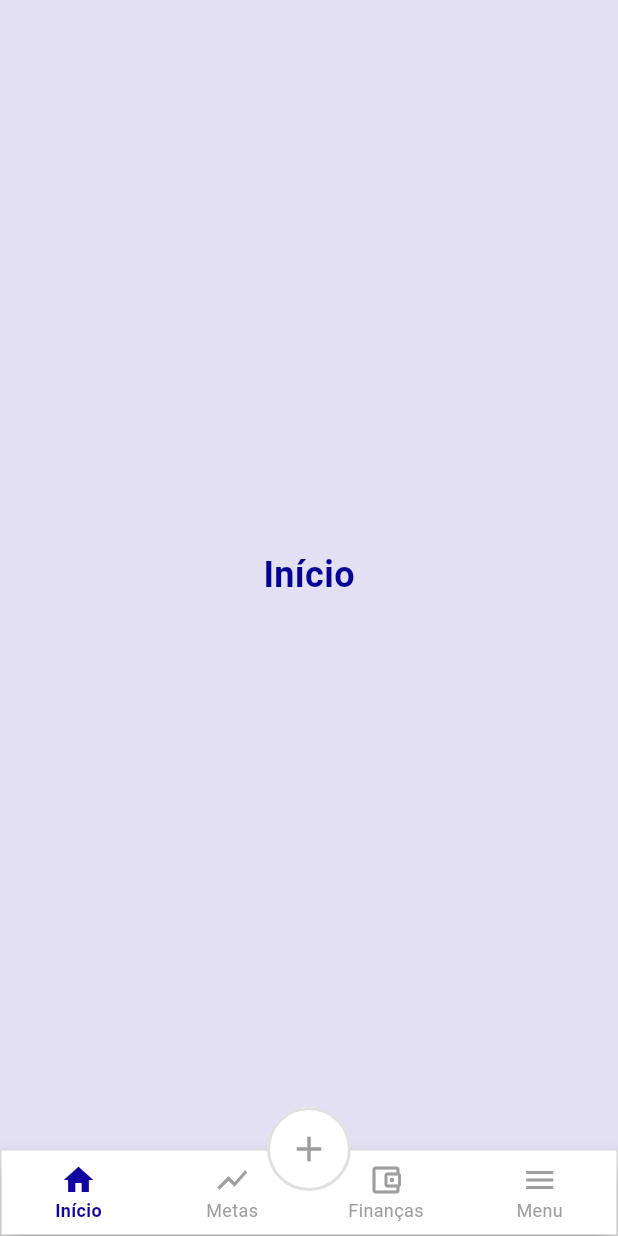
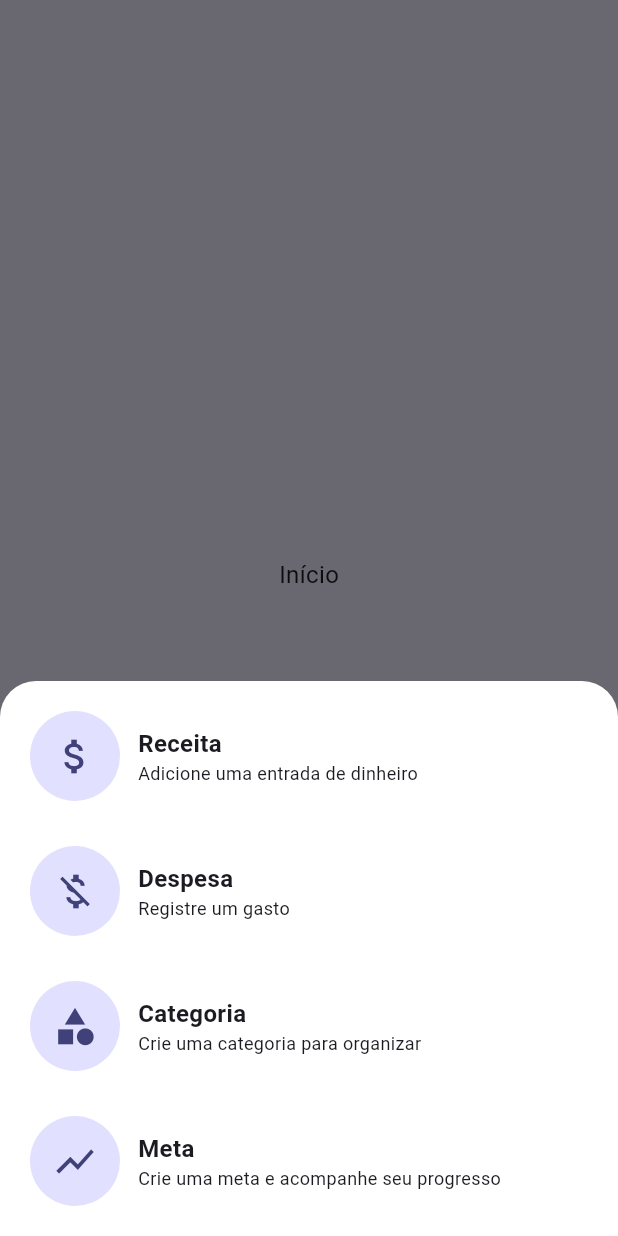
Before and after one commit to joaoqnt/pigg.ai, a Flutter app: the screen it shows after launch, after a tap on the "add" icon, on a phone screen of 412 x 824 dp. Run offline on Flutter 3.47's test engine with Material 3 defaults, Android fonts, the phone set to English and light mode, and no system bars; our stand-ins replace sqflite; accounts and stored records are empty; Roboto replaces fonts that are missing (Poppins).

Commit message:
criacao do modal bottom

```diff
--- /dev/null
+++ b/lib/component/bottom_navigation_component/item_modal_bottom_component.dart
@@ -0,0 +1,44 @@
+import 'package:flutter/material.dart';
+
+class ItemModalBottomComponent extends StatelessWidget {
+  final IconData icon;
+  final String title;
+  final String description;
+
+  const ItemModalBottomComponent({
+    super.key,
+    required this.icon,
+    required this.title,
+    required this.description,
+  });
+
+  @override
+  Widget build(BuildContext context) {
+    return InkWell(
+      onTap: () {
+
+      },
+      child: Container(
+        padding: const EdgeInsets.all(10),
+        child: Row(
+          children: [
+            CircleAvatar(radius: 30,child: Icon(icon,size: 30,),),
+            const SizedBox(width: 12),
+            Column(
+              crossAxisAlignment: CrossAxisAlignment.start,
+              children: [
+                Text(
+                  title,
+                  style: TextStyle(fontWeight: FontWeight.bold),
+                ),
+                Text(description,
+                    style: TextStyle(fontSize: 12)
+                ),
+              ],
+            ),
+          ],
+        ),
+      ),
+    );
+  }
+}
--- /dev/null
+++ b/lib/component/bottom_navigation_component/modal_bottom_component.dart
@@ -0,0 +1,49 @@
+import 'package:flutter/material.dart';
+import 'package:piggai/component/bottom_navigation_component/item_modal_bottom_component.dart';
+
+class ModalBottomComponent {
+  show(BuildContext context) {
+    showModalBottomSheet(
+      context: context,
+      useRootNavigator: true, // mantém acima da BottomNavigationBar
+      backgroundColor: Colors.white,
+      isScrollControlled: true, // importante para SafeArea funcionar corretamente
+      shape: const RoundedRectangleBorder(
+        borderRadius: BorderRadius.vertical(top: Radius.circular(24)),
+      ),
+      builder: (context) {
+        return SafeArea(
+          child: Padding(
+            padding: const EdgeInsets.all(10.0),
+            child: Column(
+              mainAxisSize: MainAxisSize.min,
+              spacing: 10,
+              children: const [
+                ItemModalBottomComponent(
+                  icon: Icons.attach_money,
+                  title: "Receita",
+                  description: "Adicione uma entrada de dinheiro",
+                ),
+                ItemModalBottomComponent(
+                  icon: Icons.money_off,
+                  title: "Despesa",
+                  description: "Registre um gasto",
+                ),
+                ItemModalBottomComponent(
+                  icon: Icons.category,
+                  title: "Categoria",
+                  description: "Crie uma categoria para organizar",
+                ),
+                ItemModalBottomComponent(
+                  icon: Icons.show_chart,
+                  title: "Meta",
+                  description: "Crie uma meta e acompanhe seu progresso",
+                ),
+              ],
+            ),
+          ),
+        );
+      },
+    );
+  }
+}
--- a/lib/page/bottom_navigation_page.dart
+++ b/lib/page/bottom_navigation_page.dart
@@ -1,4 +1,5 @@
 import 'package:flutter/material.dart';
+import 'package:piggai/component/bottom_navigation_component/modal_bottom_component.dart';
 import 'package:piggai/styles.dart';
 
 class BottomNavigationPage extends StatefulWidget {
@@ -21,14 +22,9 @@ class _BottomNavigationPageState extends State<BottomNavigationPage> {
   @override
   Widget build(BuildContext context) {
     return Scaffold(
-      body: Center(
-        child: Text(
-          'Início',
-          style: Styles.heading1,
-        ),
-      ),
+      body: _pages[_currentIndex],
       floatingActionButton: FloatingActionButton(
-        onPressed: () {},
+        onPressed: () => ModalBottomComponent().show(context),
         backgroundColor: Colors.white,
         elevation: 0,
         shape: RoundedRectangleBorder(
@@ -38,7 +34,7 @@ class _BottomNavigationPageState extends State<BottomNavigationPage> {
             width: 2,
           ),
         ),
-        child: Icon(
+        child: const Icon(
           Icons.add,
           color: Colors.grey,
           size: 28,
@@ -77,7 +73,6 @@ class _BottomNavigationPageState extends State<BottomNavigationPage> {
           ],
         ),
       ),
-
     );
   }
 }
--- a/lib/styles.dart
+++ b/lib/styles.dart
@@ -11,32 +11,29 @@ class Styles {
   static const Color primaryColor = ultramarine;
   static const Color secondaryColor = blueMarguerite;
   static const Color backgroundColor = snuff;
-  static const Color textColor = navyBlue;
   static const Color accentColor = persianBlue;
 
   // 🖋️ Text styles
   static const TextStyle heading1 = TextStyle(
-    fontFamily: 'Roboto',
+    fontFamily: 'Poppins',
     fontSize: 24,
     fontWeight: FontWeight.bold,
-    color: textColor,
   );
 
   static const TextStyle heading2 = TextStyle(
-    fontFamily: 'Roboto',
+    fontFamily: 'Poppins',
     fontSize: 20,
     fontWeight: FontWeight.w600,
-    color: textColor,
   );
 
   static const TextStyle body = TextStyle(
-    fontFamily: 'Roboto',
+    fontFamily: 'Poppins',
     fontSize: 16,
-    color: textColor,
+    fontWeight: FontWeight.w400,
   );
 
   static const TextStyle button = TextStyle(
-    fontFamily: 'Roboto',
+    fontFamily: 'Poppins',
     fontSize: 16,
     fontWeight: FontWeight.bold,
     color: Colors.white,
@@ -75,9 +72,8 @@ class Styles {
     ),
     scaffoldBackgroundColor: backgroundColor,
     elevatedButtonTheme: ElevatedButtonThemeData(style: primaryButton),
-    fontFamily: 'Roboto',
+    fontFamily: 'Poppins',
 
-    // TextTheme global
     textTheme: const TextTheme(
       headlineSmall: heading1,
       titleMedium: heading2,
@@ -85,7 +81,6 @@ class Styles {
       labelLarge: button,
     ),
 
-    // AppBar
     appBarTheme: const AppBarTheme(
       backgroundColor: Colors.white,
       elevation: 0,
@@ -95,28 +90,25 @@ class Styles {
       actionsIconTheme: IconThemeData(color: navyBlue),
     ),
 
-    // BottomNavigationBar
     bottomNavigationBarTheme: BottomNavigationBarThemeData(
       backgroundColor: Colors.white,
       selectedItemColor: primaryColor,
       unselectedItemColor: Colors.grey,
-      selectedLabelStyle: TextStyle(
-        fontFamily: 'Roboto',
+      selectedLabelStyle: const TextStyle(
+        fontFamily: 'Poppins',
         fontWeight: FontWeight.w600,
         fontSize: 12,
       ),
-      unselectedLabelStyle: TextStyle(
-        fontFamily: 'Roboto',
+      unselectedLabelStyle: const TextStyle(
+        fontFamily: 'Poppins',
         fontSize: 12,
       ),
       type: BottomNavigationBarType.fixed,
     ),
 
-
-    // Input
     inputDecorationTheme: InputDecorationTheme(
-      labelStyle: const TextStyle(fontFamily: 'Roboto', color: Colors.grey),
-      hintStyle: const TextStyle(fontFamily: 'Roboto', color: Colors.grey),
+      labelStyle: const TextStyle(fontFamily: 'Poppins', color: Colors.grey),
+      hintStyle: const TextStyle(fontFamily: 'Poppins', color: Colors.grey),
       filled: true,
       fillColor: Colors.white,
       border: OutlineInputBorder(borderRadius: BorderRadius.circular(10)),
```
Also changed, not shown: lib/component/custom_text_form_field.dart (added, +101 -0 lines).
